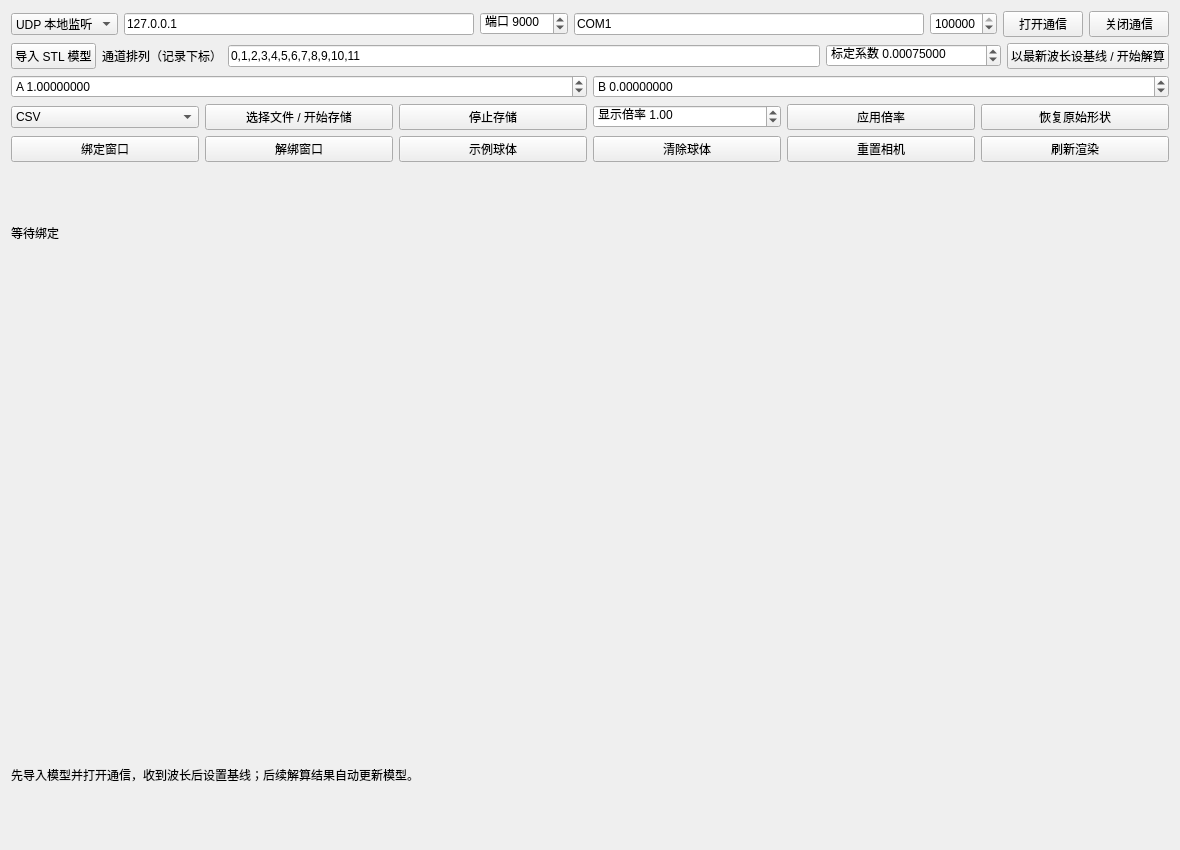
Above: ui/Test-VtkOpenGLNativeWidgets/views/VtkValidationWindow.ui from Swimers/FOSD before the change. Below: the same form after it.
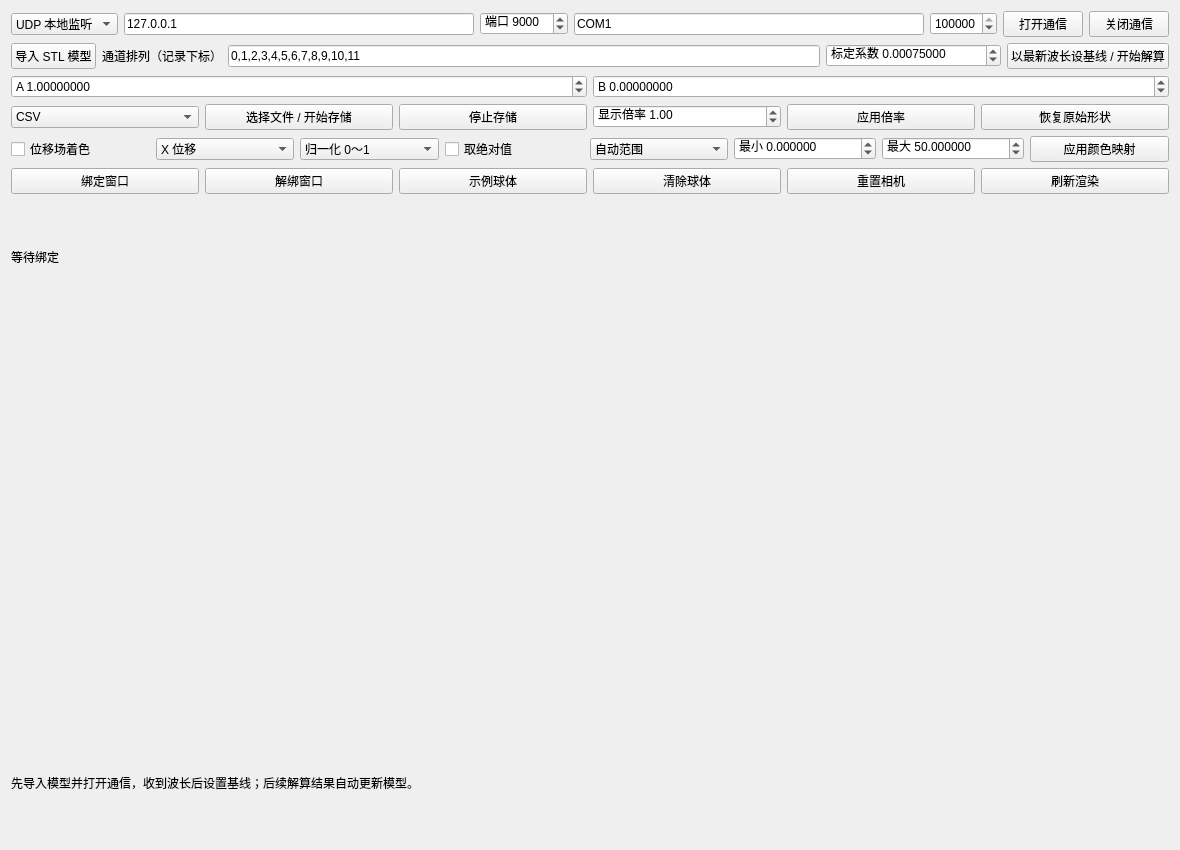
That is the form after the change. Custom widgets are drawn as their Qt base class.

Commit message: 迁移颜色映射

What changed in the file:
```diff
--- a/ui/Test-VtkOpenGLNativeWidgets/views/VtkValidationWindow.ui
+++ b/ui/Test-VtkOpenGLNativeWidgets/views/VtkValidationWindow.ui
@@ -33,6 +33,16 @@
     <item><widget class="QPushButton" name="scaleButton"><property name="text"><string>应用倍率</string></property></widget></item>
     <item><widget class="QPushButton" name="resetDeformationButton"><property name="text"><string>恢复原始形状</string></property></widget></item>
    </layout></item>
+   <item><layout class="QHBoxLayout" name="scalarLayout">
+    <item><widget class="QCheckBox" name="scalarEnabled"><property name="text"><string>位移场着色</string></property></widget></item>
+    <item><widget class="QComboBox" name="scalarField"><item><property name="text"><string>X 位移</string></property></item><item><property name="text"><string>Y 位移</string></property></item><item><property name="text"><string>Z 位移</string></property></item><item><property name="text"><string>总位移</string></property></item></widget></item>
+    <item><widget class="QComboBox" name="scalarMapping"><item><property name="text"><string>归一化 0～1</string></property></item><item><property name="text"><string>物理值 mm</string></property></item></widget></item>
+    <item><widget class="QCheckBox" name="scalarAbsolute"><property name="text"><string>取绝对值</string></property></widget></item>
+    <item><widget class="QComboBox" name="scalarRangeMode"><item><property name="text"><string>自动范围</string></property></item><item><property name="text"><string>手动范围</string></property></item></widget></item>
+    <item><widget class="QDoubleSpinBox" name="scalarMinimum"><property name="prefix"><string>最小 </string></property><property name="decimals"><number>6</number></property><property name="minimum"><double>-1000000000</double></property><property name="maximum"><double>1000000000</double></property></widget></item>
+    <item><widget class="QDoubleSpinBox" name="scalarMaximum"><property name="prefix"><string>最大 </string></property><property name="decimals"><number>6</number></property><property name="minimum"><double>-1000000000</double></property><property name="maximum"><double>1000000000</double></property><property name="value"><double>50</double></property></widget></item>
+    <item><widget class="QPushButton" name="scalarApplyButton"><property name="text"><string>应用颜色映射</string></property></widget></item>
+   </layout></item>
    <item><layout class="QHBoxLayout" name="renderLayout">
     <item><widget class="QPushButton" name="attachButton"><property name="text"><string>绑定窗口</string></property></widget></item>
     <item><widget class="QPushButton" name="detachButton"><property name="text"><string>解绑窗口</string></property></widget></item>
```
The commit also changes 15 other files.
